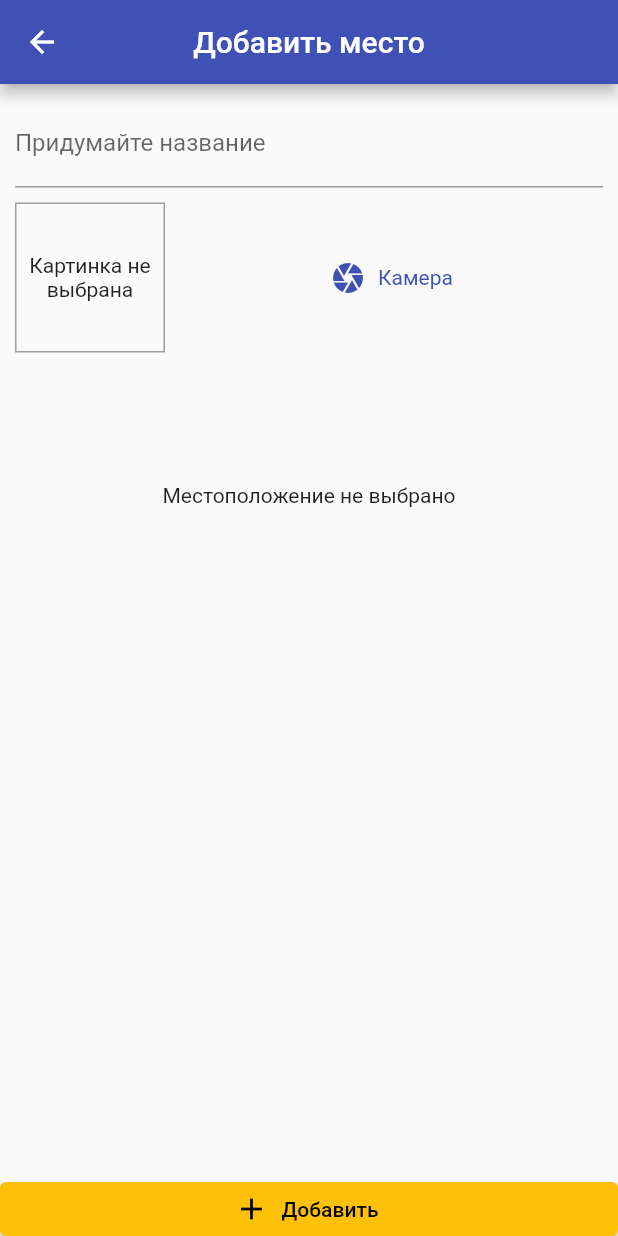
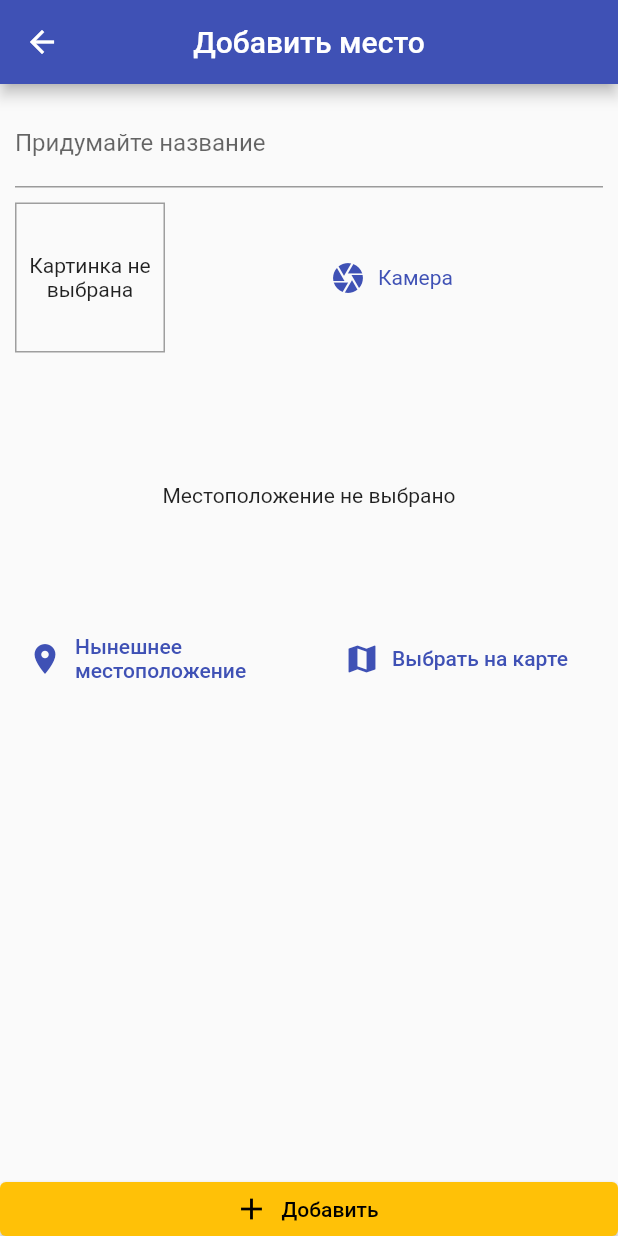
Before and after one commit to Puzikovsa/my_adventures, a Flutter app: the AddPlacePage screen opened by its route, on a phone screen of 412 x 824 dp. Run offline on Flutter 3.47's test engine with Material 2 defaults, Android fonts, the phone set to English and light mode, and no system bars; our stand-ins replace hive_flutter, image_picker; accounts and stored records are empty.

Commit message:
added two TextButton on location_input.dart

```diff
--- a/lib/widgets/location_input.dart
+++ b/lib/widgets/location_input.dart
@@ -1,6 +1,6 @@
 import 'package:flutter/material.dart';
 
-class LocationInput extends StatefulWidget{
+class LocationInput extends StatefulWidget {
   const LocationInput({super.key});
 
   @override
@@ -13,19 +13,37 @@ class _LocationInputState extends State<LocationInput> {
   @override
   Widget build(BuildContext context) {
     return Column(
-      children:[
+      children: [
         Container(
           height: 170,
           width: double.infinity,
           alignment: Alignment.center,
-          child: _previewImageUrl == null ?
-          const Text('Местоположение не выбрано') :
-              Image.network(_previewImageUrl !,
-                fit: BoxFit.cover,
-                width: double.infinity,
+          child: _previewImageUrl == null
+              ? const Text('Местоположение не выбрано')
+              : Image.network(
+                  _previewImageUrl!,
+                  fit: BoxFit.cover,
+                  width: double.infinity,
+                ),
+        ),
+        Row(
+          children: [
+            Expanded(
+              child: TextButton.icon(
+                onPressed: () {},
+                icon: const Icon(Icons.location_on),
+                label: const Text('Нынешнее местоположение'),
               ),
-        ),
-
+            ),
+            Expanded(
+              child: TextButton.icon(
+                onPressed: () {},
+                icon: const Icon(Icons.map),
+                label: const Text('Выбрать на карте'),
+              ),
+            ),
+          ],
+        )
       ],
     );
   }
```
